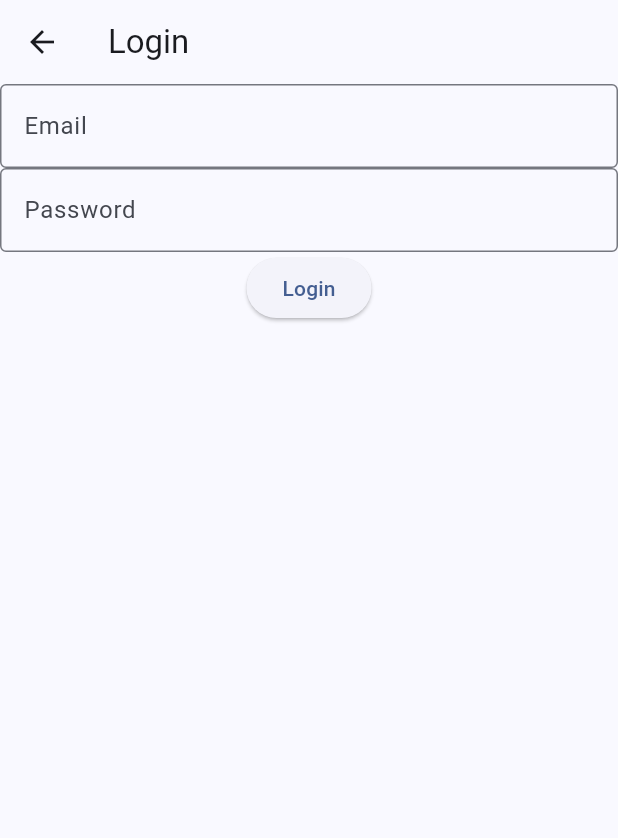
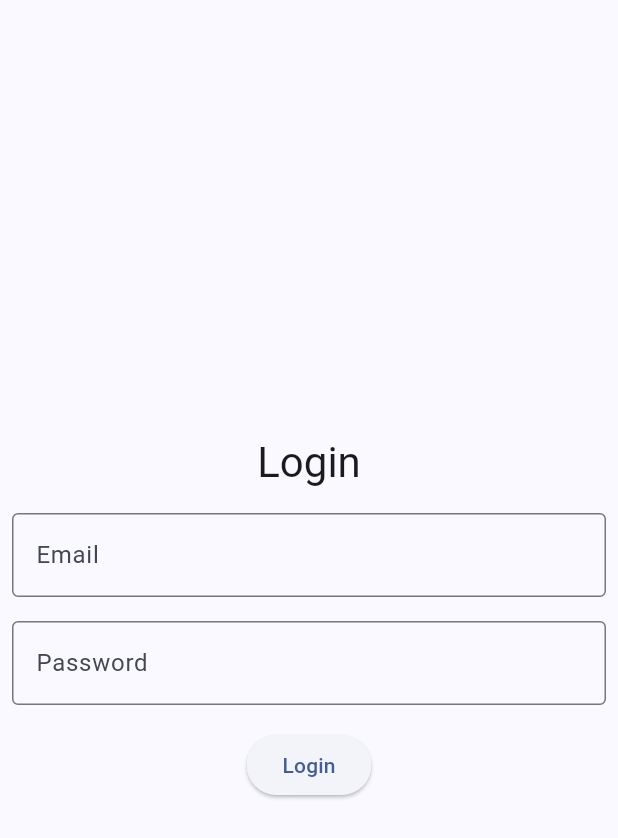
Before and after one commit to Saim20/upturn_dashboard, a Flutter app: the LoginPage screen opened directly, on a phone screen of 412 x 824 dp. Shown: the top 838 px of the screen. Run offline on Flutter 3.47's test engine with Material 3 defaults, Android fonts, the phone set to English and light mode, and no system bars; our stand-ins replace cloud_firestore, firebase_core, go_router, url_strategy; accounts and stored records are empty.

Commit message:
Fixes and Improvements

```diff
--- a/lib/pages/login.dart
+++ b/lib/pages/login.dart
@@ -1,5 +1,6 @@
 //the login page
 import 'package:flutter/material.dart';
+import 'package:upturn_dashboard/functions/responsiveness.dart';
 
 class LoginPage extends StatefulWidget {
   const LoginPage({super.key});
@@ -21,15 +22,24 @@ class _LoginPageState extends State<LoginPage> {
   @override
   Widget build(BuildContext context) {
     return Scaffold(
-      appBar: AppBar(
-        title: const Text('Login'),
-      ),
       body: Center(
         child: Form(
           key: _formKey,
           child: Column(
+            mainAxisAlignment: MainAxisAlignment.center,
             children: [
-              TextFormField(
+              Padding(
+                padding: const EdgeInsets.all(8.0),
+                child: Text(
+                  'Login',
+                  style: Theme.of(context).textTheme.headlineMedium,
+                ),
+              ),
+              SizedBox(
+                width: isWideScreen(context) ? 500 : null,
+                child: Padding(
+                  padding: const EdgeInsets.all(8.0),
+                  child: TextFormField(
                     controller: _emailController,
                     enabled: logginIn ? false : true,
                     validator: (value) {
@@ -46,7 +56,13 @@ class _LoginPageState extends State<LoginPage> {
                       labelText: 'Email',
                     ),
                   ),
-              TextFormField(
+                ),
+              ),
+              SizedBox(
+                width: isWideScreen(context) ? 500 : null,
+                child: Padding(
+                  padding: const EdgeInsets.all(8.0),
+                  child: TextFormField(
                     controller: _passwordController,
                     enabled: logginIn ? false : true,
                     validator: (value) {
@@ -68,7 +84,11 @@ class _LoginPageState extends State<LoginPage> {
                       labelText: 'Password',
                     ),
                   ),
-              ElevatedButton(
+                ),
+              ),
+              Padding(
+                padding: const EdgeInsets.all(8.0),
+                child: ElevatedButton(
                   onPressed: logginIn
                       ? null
                       : () {
@@ -90,6 +110,7 @@ class _LoginPageState extends State<LoginPage> {
                       ? const CircularProgressIndicator()
                       : const Text('Login'),
                 ),
+              ),
             ],
           ),
         ),
--- a/lib/pages/revenue/main_revenue.dart
+++ b/lib/pages/revenue/main_revenue.dart
@@ -1,5 +1,4 @@
 import 'package:flutter/material.dart';
-import 'package:go_router/go_router.dart';
 
 class RevenueMainPage extends StatelessWidget {
   const RevenueMainPage({super.key});
--- a/lib/provider/expense_rows_provider.dart
+++ b/lib/provider/expense_rows_provider.dart
@@ -1,4 +1,3 @@
-import 'dart:developer';
 
 import 'package:cloud_firestore/cloud_firestore.dart';
 import 'package:flutter/material.dart';
--- a/lib/router/go_router.dart
+++ b/lib/router/go_router.dart
@@ -4,7 +4,9 @@ import 'package:upturn_dashboard/pages/404.dart';
 import 'package:upturn_dashboard/pages/expenses/expenses_entry.dart';
 import 'package:upturn_dashboard/pages/expenses/expenses_list.dart';
 import 'package:upturn_dashboard/pages/expenses/main_expenses.dart';
+import 'package:upturn_dashboard/pages/login.dart';
 import 'package:upturn_dashboard/pages/revenue/main_revenue.dart';
+import 'package:upturn_dashboard/pages/settings.dart';
 
 import '../widgets/shell.dart';
 
@@ -31,6 +33,14 @@ final router = GoRouter(
           path: '/revenue',
           builder: (context, state) => const RevenueMainPage(),
         ),
+        GoRoute(
+          path: '/settings',
+          builder: (context, state) => const SettingsPage(),
+        ),
+        GoRoute(
+          path: '/login',
+          builder: (context, state) => const LoginPage(),
+        ),
       ],
     ),
   ],
--- a/lib/widgets/expense_row.dart
+++ b/lib/widgets/expense_row.dart
@@ -1,4 +1,3 @@
-import 'dart:developer';
 
 import 'package:flutter/material.dart';
 import 'package:flutter/services.dart';
```
Also changed, not shown: lib/pages/expenses/expenses_entry.dart (+28 -8 lines), lib/widgets/shell.dart (+57 -4 lines). Lines whose indentation alone changed are shown as unchanged.
